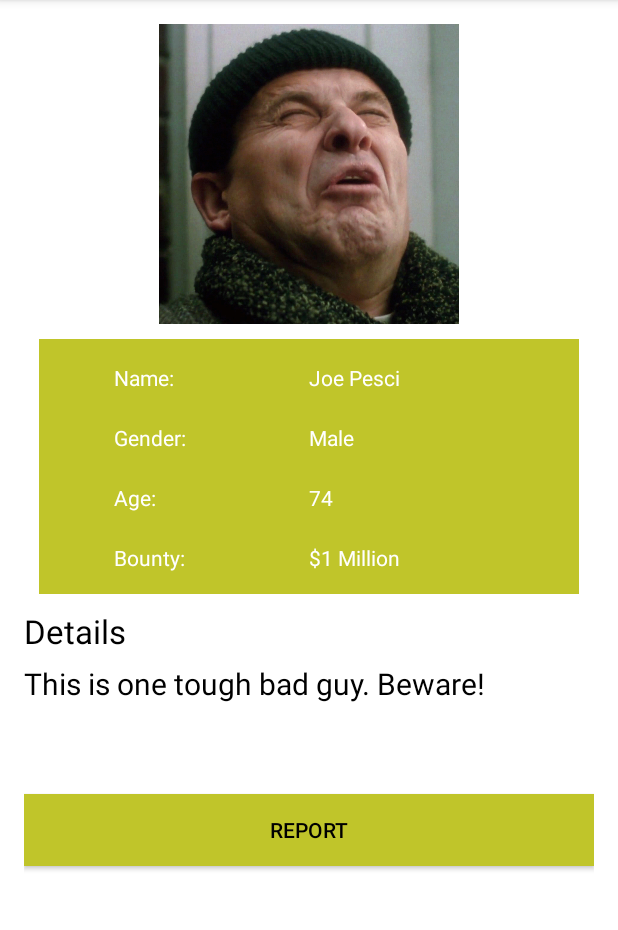
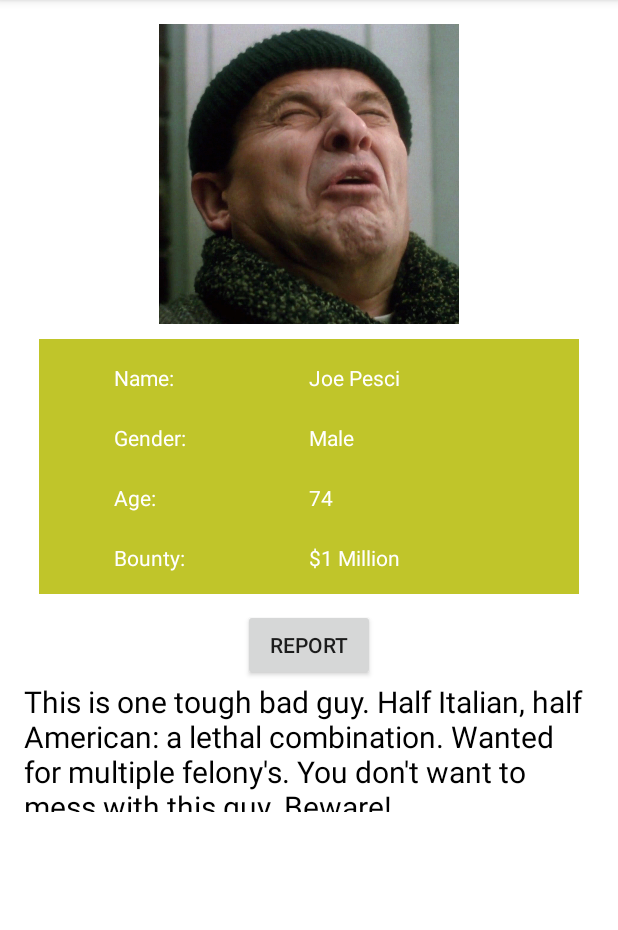
Before and after one commit to subzerodeluxe/SM42_2016, an Android app: the screen it shows after launch (MainActivity), on a phone screen of 412 x 824 dp, the part 84-1014 px from its top. Run offline under Robolectric (Android 15) with nearby library versions, the phone set to English and light mode, and no system bars; 1 statement that could not run was skipped.

```diff
--- a/CSI_week_1/app/src/main/AndroidManifest.xml
+++ b/CSI_week_1/app/src/main/AndroidManifest.xml
@@ -15,6 +15,7 @@
                 <category android:name="android.intent.category.LAUNCHER" />
             </intent-filter>
         </activity>
+        <activity android:name=".ReportActivity"></activity>
     </application>
 
 </manifest>
--- a/CSI_week_1/app/src/main/res/layout/activity_main.xml
+++ b/CSI_week_1/app/src/main/res/layout/activity_main.xml
@@ -9,9 +9,7 @@ android:paddingLeft="@dimen/activity_horizontal_margin"
 android:paddingRight="@dimen/activity_horizontal_margin"
 android:paddingTop="@dimen/activity_vertical_margin"
 android:orientation="vertical"
-app:layout_behavior="@string/appbar_scrolling_view_behavior"
 tools:context="csi.fhict.org.csi_week_1.MainActivity"
-tools:showIn="@layout/activity_main"
 android:background="#ffff"
 android:weightSum="1">
 
@@ -192,29 +190,18 @@ android:weightSum="1">
 
 </LinearLayout>
 
-<LinearLayout
-    android:orientation="horizontal"
-    android:layout_width="match_parent"
-    android:layout_height="wrap_content"
-    android:weightSum="1"
-    android:layout_gravity="center_horizontal">
+    <Button
+        android:layout_width="wrap_content"
+        android:layout_height="wrap_content"
+        android:text="@string/report"
+        android:id="@+id/btnReport"
+        android:layout_gravity="center_horizontal" />
 
-    <TextView
-        android:layout_width="0dp"
-        android:layout_height="36dp"
-        android:text="@string/details_string"
-        android:id="@+id/tvDetails"
-        android:layout_weight="0.56"
-        android:textColor="#000"
-        android:textSize="22sp">
-    </TextView>
-
-</LinearLayout>
-
-<LinearLayout
+    <LinearLayout
     android:orientation="vertical"
     android:layout_width="match_parent"
-    android:layout_height="fill_parent">
+    android:layout_height="fill_parent"
+    android:layout_gravity="center_horizontal">
 
     <ScrollView
         android:layout_width="match_parent"
@@ -228,15 +215,9 @@ android:weightSum="1">
             android:id="@+id/textView"
             android:textColor="#000"
             android:textSize="20sp" />
+
     </ScrollView>
 
-    <Button
-        android:layout_width="match_parent"
-        android:layout_height="wrap_content"
-        android:text="Report"
-        android:id="@+id/btnReport"
-        android:textColor="#000"
-        android:background="@color/colorPrimary" />
 </LinearLayout>
 
 </LinearLayout>
--- a/CSI_week_1/app/src/main/res/values/colors.xml
+++ b/CSI_week_1/app/src/main/res/values/colors.xml
@@ -3,4 +3,5 @@
     <color name="colorPrimary">#C0C52A</color>
     <color name="colorPrimaryDark">#000000</color>
     <color name="colorAccent">#FF4081</color>
+    <color name="red">#ce5757</color>
 </resources>
--- a/CSI_week_1/app/src/main/res/values/strings.xml
+++ b/CSI_week_1/app/src/main/res/values/strings.xml
@@ -7,6 +7,9 @@
     <string name="villain_age">74</string>
     <string name="villain_bounty">$1 Million</string>
     <string name="details_string">Details</string>
-    <string name="details">This is one tough bad guy. Beware!</string>
+    <string name="details">This is one tough bad guy. Half Italian, half American: a lethal
+    combination. Wanted for multiple felony\'s.
+        You don\'t want to mess with this guy. Beware!</string>
+    <string name="report">Report</string>
     <string name="title_activity_report">Report Activity</string>
 </resources>
```
Also changed, not shown: CSI_week_1/app/src/main/java/csi/fhict/org/csi_week_1/MainActivity.java (+14 -1 lines), CSI_week_1/app/src/main/java/csi/fhict/org/csi_week_1/ReportActivity.java (added, +25 -0 lines), CSI_week_1/app/src/main/res/layout/activity_report.xml (added, +92 -0 lines).
